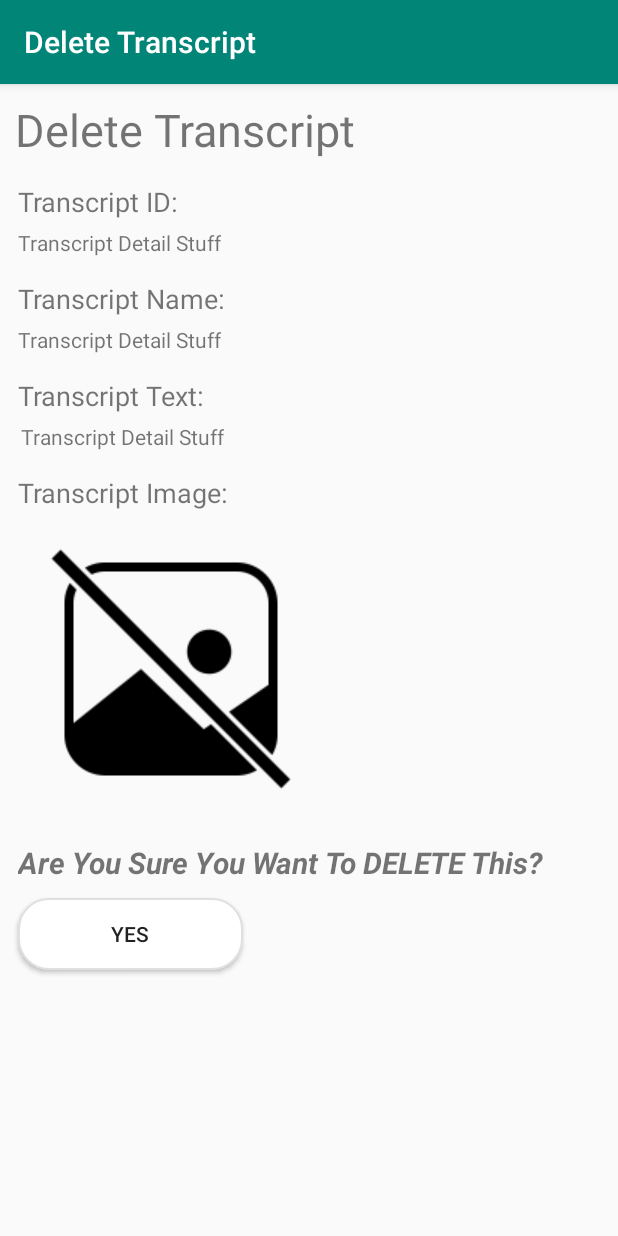
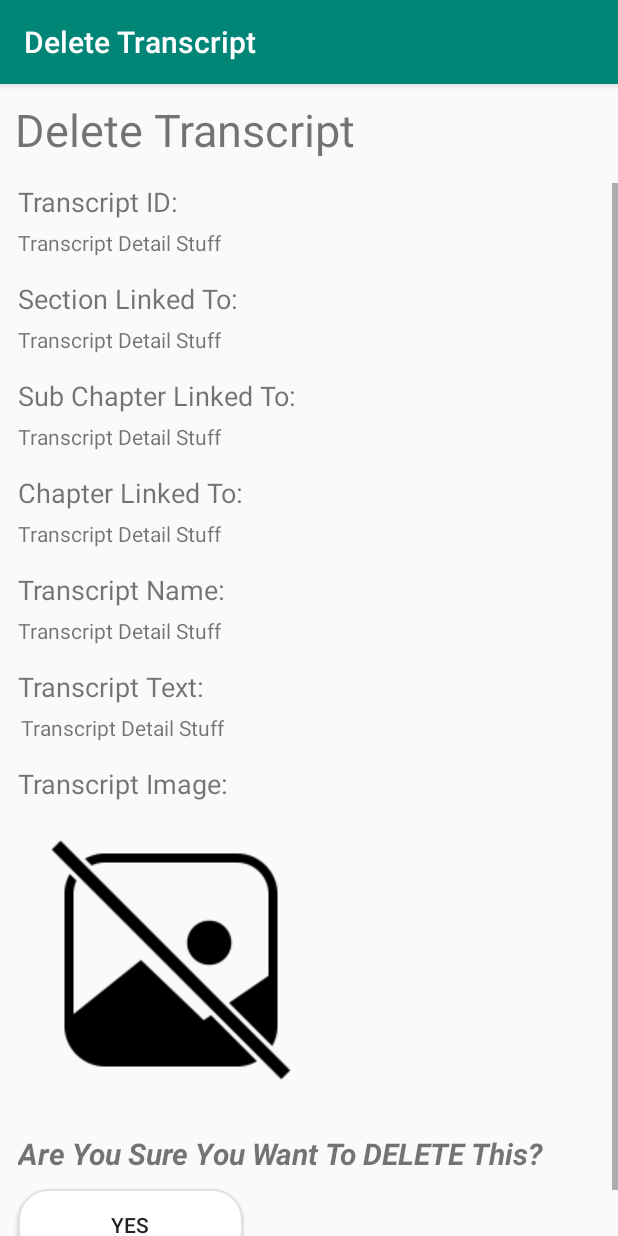
Before and after one commit to aquaimpact/VoiceProcedures, an Android app: the TranscriptDelete screen opened directly, with no data from a screen before it, on a phone screen of 412 x 824 dp. Run offline under Robolectric (Android 15) with nearby library versions, the phone set to English and light mode, and no system bars; network calls fail; 7 statements that could not run were skipped.

Commit message:
Made Changes To JAVA Files

```diff
--- a/app/src/main/java/com/example/voiceprocedures/CRUD_TRANSCRIPT/TranscriptDelete.java
+++ b/app/src/main/java/com/example/voiceprocedures/CRUD_TRANSCRIPT/TranscriptDelete.java
@@ -19,13 +19,14 @@ import com.example.voiceprocedures.DatabaseHelper;
 import com.example.voiceprocedures.MainActivity;
 import com.example.voiceprocedures.R;
 
+import java.awt.font.TextAttribute;
 import java.io.File;
 
 public class TranscriptDelete extends AppCompatActivity {
 
     DatabaseHelper db;
     SharedPreferences prf;
-    TextView transID, transName, transTxt;
+    TextView transID, transName, transTxt, sectLinked, subchaptLinked, chaptLinked;
     ImageView transImg;
     Button confirmDelete;
 
@@ -42,6 +43,9 @@ public class TranscriptDelete extends AppCompatActivity {
         transName = (TextView) findViewById(R.id.detailtransNameD);
         transTxt = (TextView)findViewById(R.id.detailtransTxtD);
         transImg = (ImageView) findViewById(R.id.detailtransimgD);
+        sectLinked = (TextView) findViewById(R.id.detailtransLinkedD);
+        subchaptLinked = (TextView) findViewById(R.id.detailtransLinked2D);
+        chaptLinked = (TextView) findViewById(R.id.detailtransLinked3D);
         confirmDelete = (Button) findViewById(R.id.confirmDeletetrans);
 
         final String transNames = prf.getString("transName", null);
@@ -54,6 +58,9 @@ public class TranscriptDelete extends AppCompatActivity {
         transID.setText(cursor.getString(cursor.getColumnIndex("transcriptID")));
         transName.setText(cursor.getString(cursor.getColumnIndex("transcriptName")));
         transTxt.setText(cursor.getString(cursor.getColumnIndex("transcript")));
+        sectLinked.setText(cursor.getString(cursor.getColumnIndex("sectionName")));
+        subchaptLinked.setText(cursor.getString(cursor.getColumnIndex("subchapterName")));
+        chaptLinked.setText(cursor.getString(cursor.getColumnIndex("chapterName")));
 
         try {
             File imgfile = new File(cursor.getString(cursor.getColumnIndex("image")));
--- a/app/src/main/res/layout/activity_transcript_delete.xml
+++ b/app/src/main/res/layout/activity_transcript_delete.xml
@@ -49,13 +49,76 @@
                 />
 
             <TextView
+                android:layout_below="@+id/detailtransIDD"
+                android:id="@+id/LinkedtransD"
+                android:layout_width="wrap_content"
+                android:layout_height="wrap_content"
+                android:text="Section Linked To:"
+                android:textSize="18sp"
+                android:layout_marginLeft="12dp"
+                />
+
+            <TextView
+                android:layout_below="@+id/LinkedtransD"
+                android:id="@+id/detailtransLinkedD"
+                android:layout_width="wrap_content"
+                android:layout_height="wrap_content"
+                android:layout_marginTop="5dp"
+                android:layout_marginLeft="12dp"
+                android:layout_marginBottom="15dp"
+                android:text="Transcript Detail Stuff"
+                />
+
+            <TextView
+                android:layout_below="@+id/detailtransLinkedD"
+                android:id="@+id/Linkedtrans2D"
+                android:layout_width="wrap_content"
+                android:layout_height="wrap_content"
+                android:text="Sub Chapter Linked To:"
+                android:textSize="18sp"
+                android:layout_marginLeft="12dp"
+                />
+
+            <TextView
+                android:layout_below="@+id/Linkedtrans2D"
+                android:id="@+id/detailtransLinked2D"
+                android:layout_width="wrap_content"
+                android:layout_height="wrap_content"
+                android:layout_marginTop="5dp"
+                android:layout_marginLeft="12dp"
+                android:layout_marginBottom="15dp"
+                android:text="Transcript Detail Stuff"
+                />
+
+            <TextView
+                android:layout_below="@+id/detailtransLinked2D"
+                android:id="@+id/Linkedtrans3D"
+                android:layout_width="wrap_content"
+                android:layout_height="wrap_content"
+                android:text="Chapter Linked To:"
+                android:textSize="18sp"
+                android:layout_marginLeft="12dp"
+                />
+
+            <TextView
+                android:layout_below="@+id/Linkedtrans3D"
+                android:id="@+id/detailtransLinked3D"
+                android:layout_width="wrap_content"
+                android:layout_height="wrap_content"
+                android:layout_marginTop="5dp"
+                android:layout_marginLeft="12dp"
+                android:layout_marginBottom="15dp"
+                android:text="Transcript Detail Stuff"
+                />
+
+            <TextView
                 android:id="@+id/NametransD"
                 android:layout_width="wrap_content"
                 android:layout_height="wrap_content"
                 android:text="Transcript Name:"
                 android:textSize="18sp"
                 android:layout_marginLeft="12dp"
-                android:layout_below="@+id/detailtransIDD"/>
+                android:layout_below="@+id/detailtransLinked3D"/>
 
             <TextView
                 android:layout_below="@+id/NametransD"
```
Also changed, not shown: app/src/main/java/com/example/voiceprocedures/CRUD_SECTIONS/SectionDelete.java (+4 -4 lines), app/src/main/java/com/example/voiceprocedures/CRUD_TRANSCRIPT/CreateTranscript.java (+50 -8 lines), app/src/main/java/com/example/voiceprocedures/CRUD_TRANSCRIPT/TranscriptDetails.java (+9 -1 lines), app/src/main/java/com/example/voiceprocedures/DatabaseHelper.java (+12 -6 lines), app/src/main/res/layout/activity_transcript_details.xml (+64 -1 lines).
